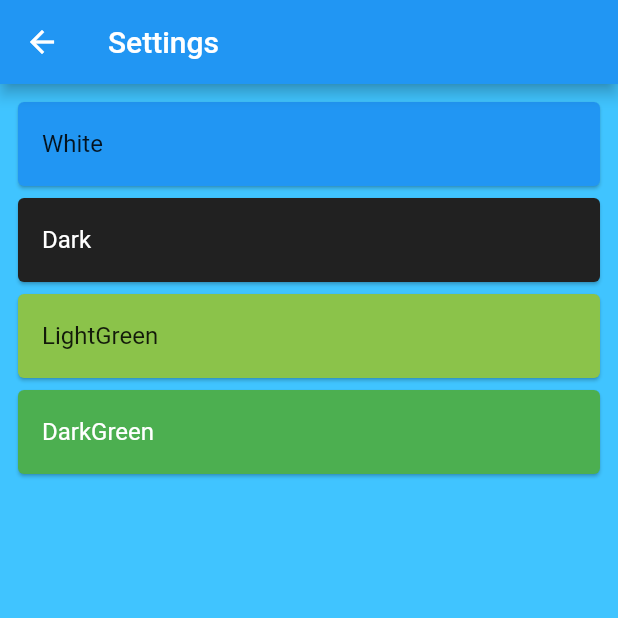
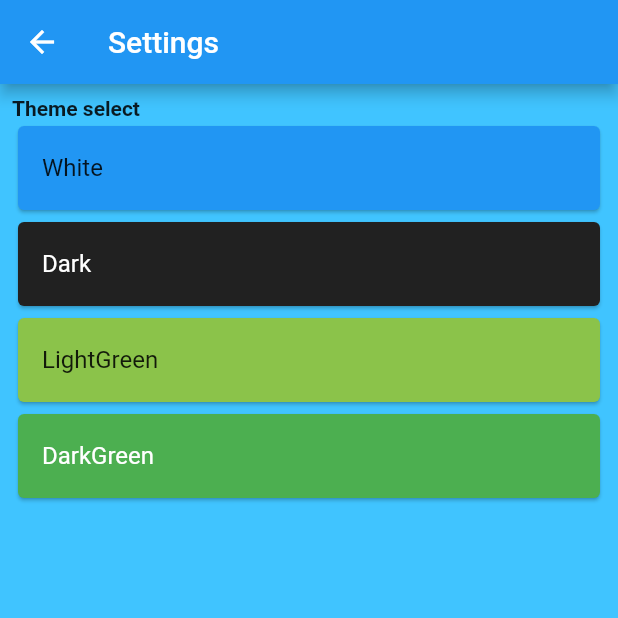
Before and after one commit to limpep/covid19-tacker-flutter, a Flutter app: the Settings screen opened directly, on a phone screen of 412 x 824 dp, the top half of it. Run offline on Flutter 3.47's test engine with Material 2 defaults, Android fonts, the phone set to English and light mode, and no system bars; our stand-ins replace liquid_pull_to_refresh, shared_preferences; accounts and stored records are empty; network calls fail.

Commit message:
added screenshots and update settings ui

```diff
--- a/lib/app/services/api_service.dart
+++ b/lib/app/services/api_service.dart
@@ -35,7 +35,7 @@ class APIService {
 
     if (response.statusCode == 200) {
       final List<dynamic> data = json.decode(response.body);
-      if (data.isEmpty) {
+      if (data.isNotEmpty) {
         final Map<String, dynamic> endpointData = data[0];
         final String responseJson = _responseJsonKey[endpoint];
         final int value = endpointData[responseJson];
--- a/lib/ui/screens/settings.dart
+++ b/lib/ui/screens/settings.dart
@@ -12,6 +12,14 @@ class Settings extends StatelessWidget {
       ),
       body: Padding(
         padding: const EdgeInsets.all(8.0),
+        child: Column(
+          crossAxisAlignment: CrossAxisAlignment.start,
+          children: <Widget>[
+            Text(
+              'Theme select',
+              style: TextStyle(fontWeight: FontWeight.w700),
+            ),
+            Expanded(
               child: ListView.builder(
                 itemCount: AppTheme.values.length,
                 itemBuilder: (BuildContext context, int index) {
@@ -36,6 +44,9 @@ class Settings extends StatelessWidget {
                 },
               ),
             ),
+          ],
+        ),
+      ),
     );
   }
 }
```
Also changed, not shown: 3 other files. Lines whose indentation alone changed are shown as unchanged.
